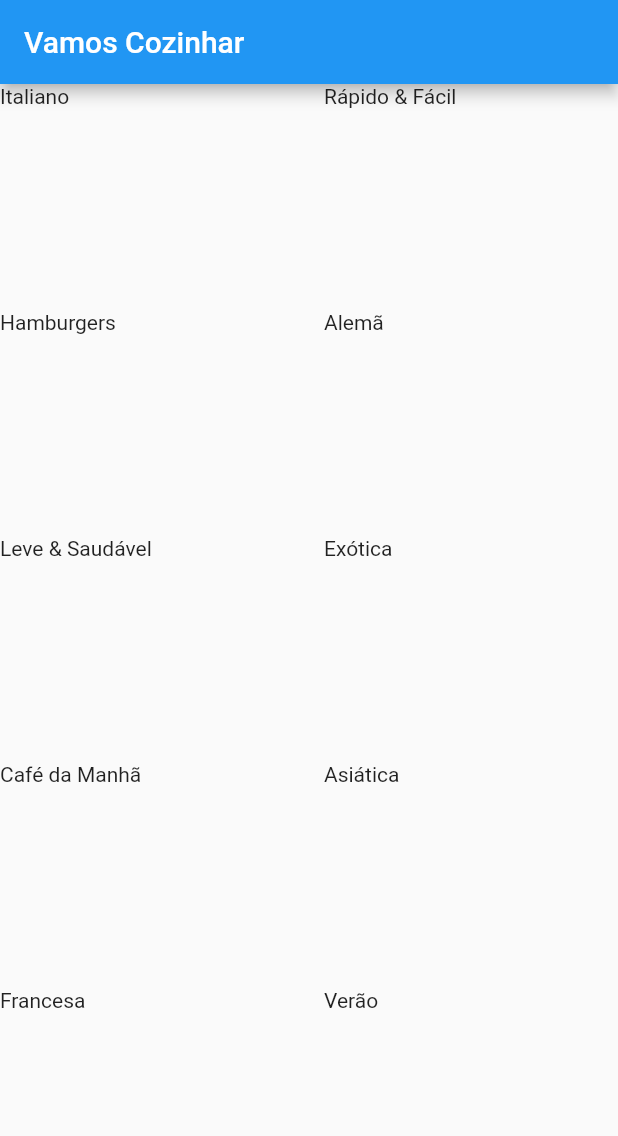
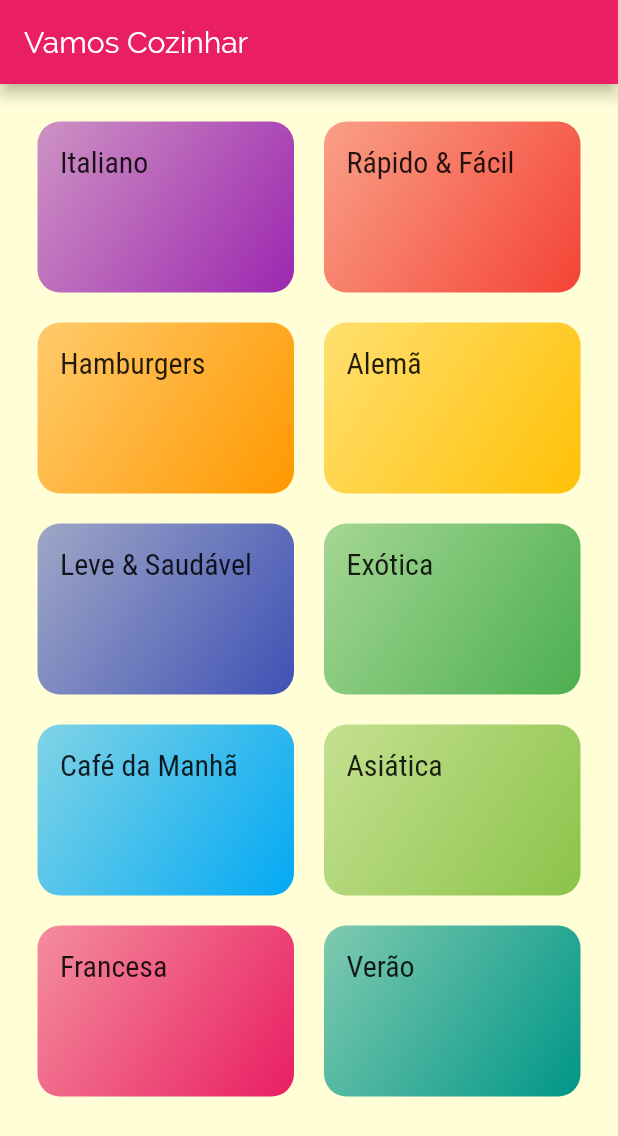
Before and after one commit to lucasbiancogs/meals, a Flutter app: the screen it shows after launch, on a phone screen of 412 x 824 dp. Shown: the top 1136 px of the screen. Run offline on Flutter 3.47's test engine with Material 2 defaults, Android fonts, the phone set to English and light mode, and no system bars.

Commit message:
Adding fonts, themes and creating the grid layout

```diff
--- a/lib/components/category_item.dart
+++ b/lib/components/category_item.dart
@@ -9,7 +9,18 @@ class CategoryItem extends StatelessWidget {
   @override
   Widget build(BuildContext context) {
     return Container(
-      child: Text(category.title),
+      padding: const EdgeInsets.all(15),
+      child: Text(
+        category.title,
+        style: Theme.of(context).textTheme.headline6,
+      ),
+      decoration: BoxDecoration(
+        borderRadius: BorderRadius.circular(15),
+        gradient: LinearGradient(colors: [
+          category.color.withOpacity(0.5),
+          category.color,
+        ], begin: Alignment.topLeft, end: Alignment.bottomRight),
+      ),
     );
   }
 }
--- a/lib/main.dart
+++ b/lib/main.dart
@@ -1,3 +1,5 @@
+import 'dart:ui';
+
 import 'package:flutter/material.dart';
 import 'screens/categories_screen.dart';
 
@@ -10,7 +12,16 @@ class MyApp extends StatelessWidget {
   Widget build(BuildContext context) {
     return MaterialApp(
       theme: ThemeData(
-        primarySwatch: Colors.blue,
+        primarySwatch: Colors.pink,
+        accentColor: Colors.amber,
+        fontFamily: 'Raleway',
+        canvasColor: Color.fromRGBO(255, 254, 215, 1),
+        textTheme: ThemeData.light().textTheme.copyWith(
+          headline6: TextStyle(
+            fontSize: 20,
+            fontFamily: 'RobotoCondensed'
+          )
+        )
       ),
       home: CategoriesScreen(),
     );
--- a/lib/screens/categories_screen.dart
+++ b/lib/screens/categories_screen.dart
@@ -11,6 +11,7 @@ class CategoriesScreen extends StatelessWidget {
         title: Text('Vamos Cozinhar'),
       ),
       body: GridView(
+        padding: const EdgeInsets.all(25),
         gridDelegate: SliverGridDelegateWithMaxCrossAxisExtent(
           maxCrossAxisExtent: 200,
           childAspectRatio: 3 / 2,
```
Also changed, not shown: pubspec.yaml (+17 -6 lines), assets/fonts/Raleway-Black.ttf (added), assets/fonts/Raleway-Bold.ttf (added), assets/fonts/Raleway-Regular.ttf (added), assets/fonts/RobotoCondensed-Bold.ttf (added), assets/fonts/RobotoCondensed-Italic.ttf (added), assets/fonts/RobotoCondensed-Light.ttf (added), assets/fonts/RobotoCondensed-Regular.ttf (added).
